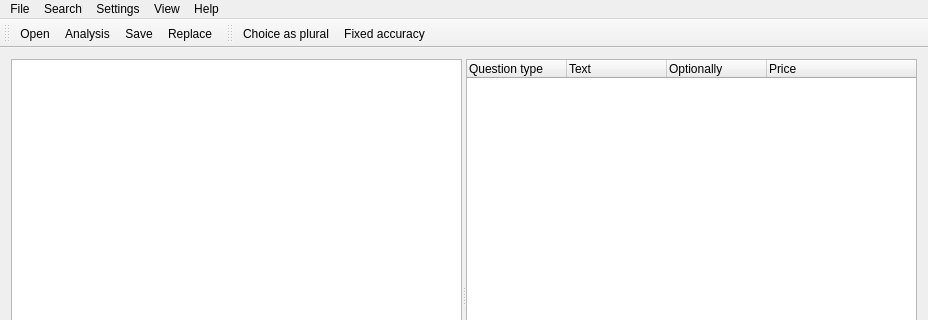
The window that mainwindow.ui (schmidtevgeny/moodle_question_import) describes before a commit, drawn with Qt 5; both pictures show x 0 to 928 and y 0 to 320 of the 928 by 563 pixel window.
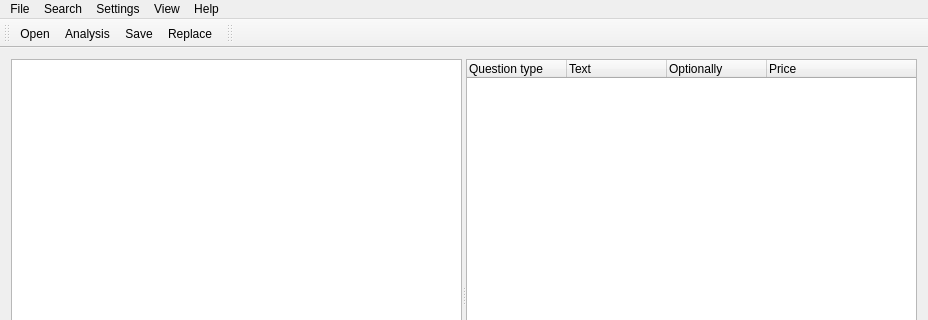
The same window after the commit. Icons and pictures are not drawn.

Patch:
```diff
--- a/mainwindow.ui
+++ b/mainwindow.ui
@@ -170,8 +170,6 @@
    <attribute name="toolBarBreak">
     <bool>false</bool>
    </attribute>
-   <addaction name="actionChoiceAsMultichoice"/>
-   <addaction name="actionFixedAccuracy"/>
   </widget>
   <action name="actionAnalyse">
       <property name="icon">
```
Left out of the diff: 23 changed lines with no effect on the pictures. Lines whose indentation alone changed are shown as unchanged.
